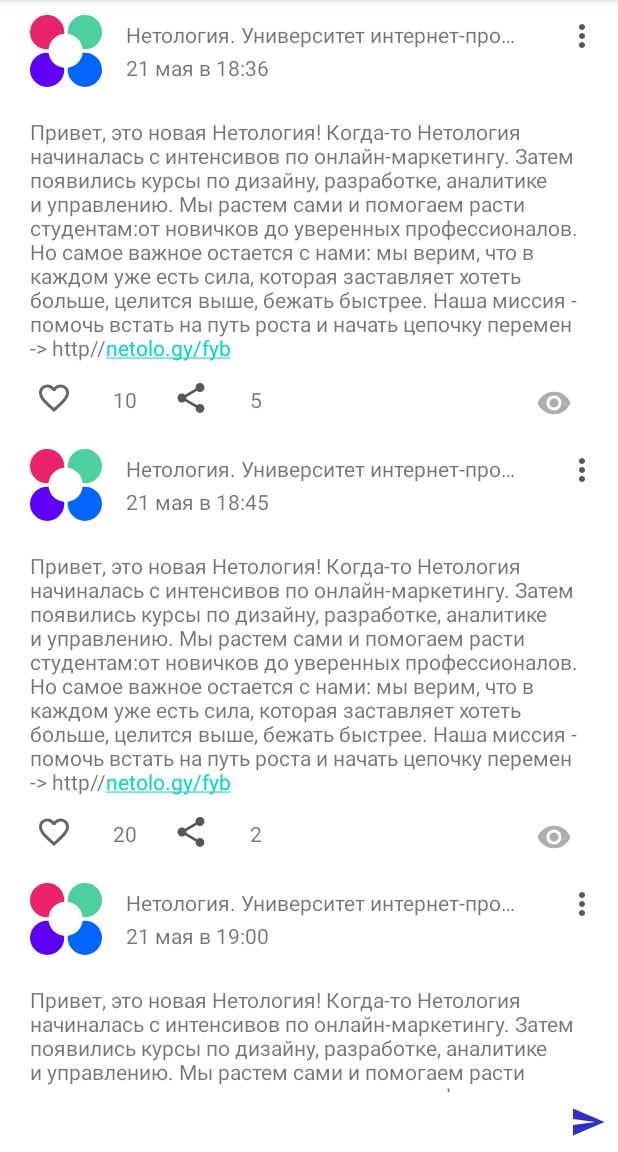
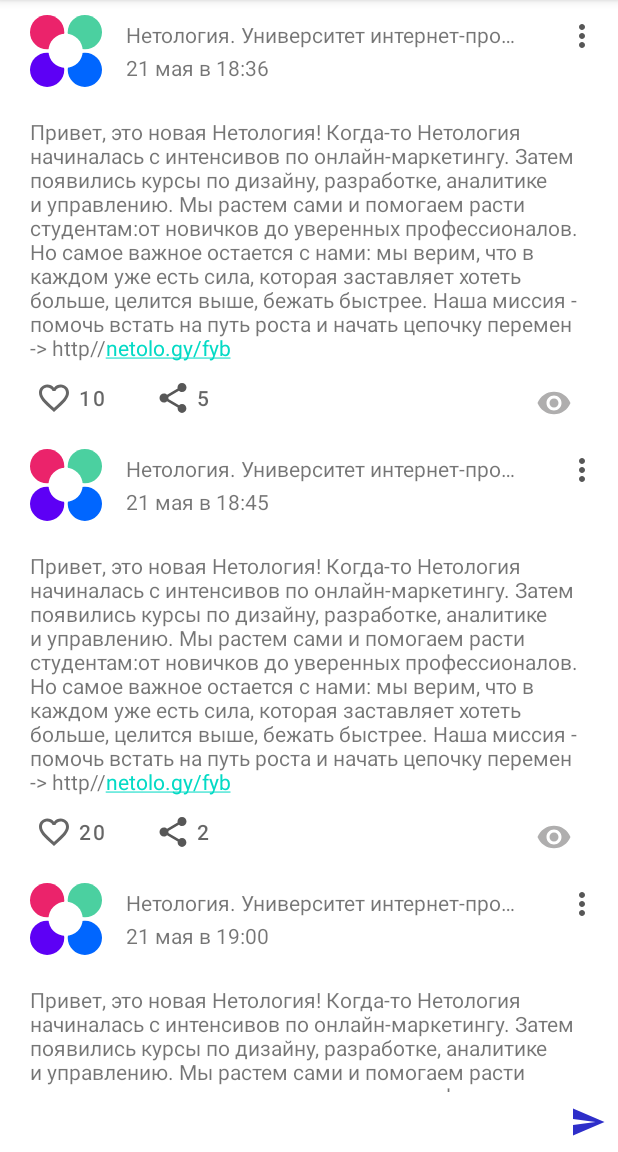
Before and after one commit to TsuraEvgesha/Try, an Android app: the screen it shows after launch (MainActivity), on a phone screen of 412 x 824 dp, the part 84-1236 px from its top. Run offline under Robolectric (Android 15) with nearby library versions, the phone set to English and light mode, and no system bars.

Commit message:
Добавление лайков и просмотров через кнопку

```diff
--- a/app/src/main/java/ru/netology/nmedia/adapter/PostsAdapter.kt
+++ b/app/src/main/java/ru/netology/nmedia/adapter/PostsAdapter.kt
@@ -45,8 +45,8 @@ class PostViewHolder (
             content.text = post.content
             share.isChecked = post.shareReal
             like.isChecked = post.liked
-            numberOfLikes.text = counter(post.likes)
-            numberOfShare.text = counter(post.share)
+            share.text = counter(post.share)
+            like.text = counter(post.likes)
             like.setOnClickListener{
                 listener.onLike(post)
             }
--- a/app/src/main/res/layout/card_post.xml
+++ b/app/src/main/res/layout/card_post.xml
@@ -88,23 +88,6 @@
         tools:ignore="contentDescription,ImageContrastCheck" />
 
     <TextView
-        android:id="@+id/number_of_likes"
-        android:layout_width="wrap_content"
-        android:layout_height="wrap_content"
-        android:layout_margin="15dp"
-        app:layout_constraintStart_toEndOf="@+id/like"
-        app:layout_constraintTop_toBottomOf="@+id/content"
-        tools:text="10" />
-
-    <TextView
-        android:id="@+id/number_of_share"
-        android:layout_width="wrap_content"
-        android:layout_height="wrap_content"
-        android:layout_margin="15dp"
-        app:layout_constraintStart_toEndOf="@+id/share"
-        app:layout_constraintTop_toBottomOf="@+id/content"
-        tools:text="@string/share" />
-    <TextView
         android:id="@+id/number_of_visit"
         android:layout_width="wrap_content"
         android:layout_height="wrap_content"
@@ -117,6 +100,7 @@
     <com.google.android.material.button.MaterialButton
         android:id="@+id/like"
         style="@style/Widget.AppTheme.LikeCheckBox"
+        android:text=""
         android:layout_width="wrap_content"
         android:layout_height="wrap_content"
         android:layout_marginStart="16dp"
@@ -131,11 +115,12 @@
         style="@style/Widget.AppTheme.ShareCheckBox"
         android:layout_width="wrap_content"
         android:layout_height="wrap_content"
-        android:layout_marginStart="16dp"
+        android:layout_marginStart="18dp"
         android:checkable="true"
         android:contentDescription="@string/shared"
+        android:text=""
         app:icon="@drawable/ic_share_24dp"
-        app:layout_constraintStart_toEndOf="@+id/number_of_likes"
+        app:layout_constraintStart_toEndOf="@+id/like"
         app:layout_constraintTop_toBottomOf="@+id/content"
         tools:ignore="TouchTargetSizeCheck" />
 
```
